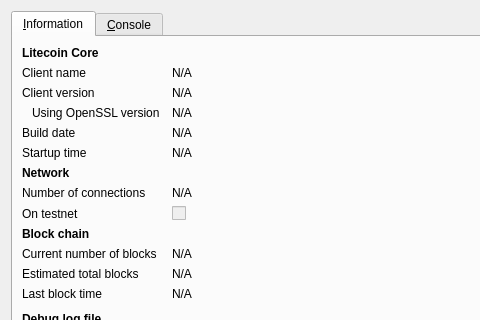
This is src/qt/forms/rpcconsole.ui in Incoin/incoin as Qt 5 draws it before an edit; both pictures show x 0 to 480 and y 0 to 320 of the 740 by 450 pixel window. The edited form follows.
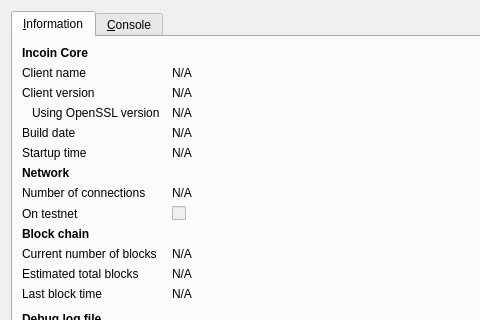
This is the edited form. Icons and pictures are not drawn.

Diff of the .ui file:
```diff
--- a/src/qt/forms/rpcconsole.ui
+++ b/src/qt/forms/rpcconsole.ui
@@ -36,7 +36,7 @@
           </font>
          </property>
          <property name="text">
-          <string>Litecoin Core</string>
+          <string>Incoin Core</string>
          </property>
         </widget>
        </item>
```
Left out of the diff: 6 changed lines with no effect on the pictures.
